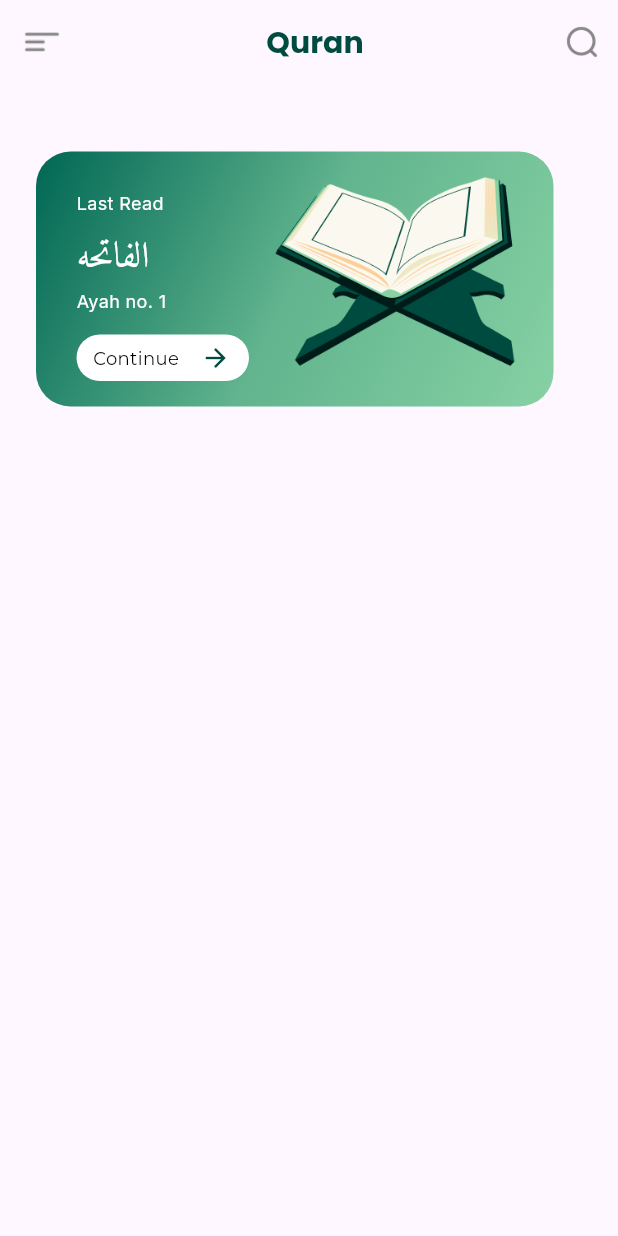
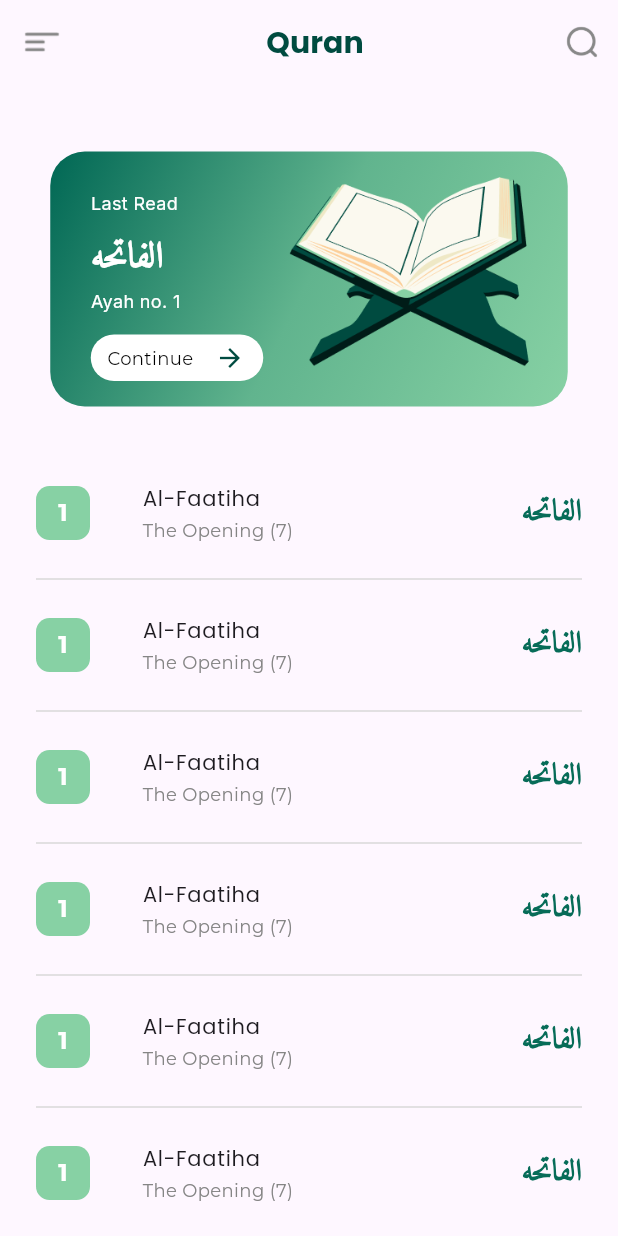
Before and after one commit to fouadsalama/Quran, a Flutter app: the screen it shows after launch, on a phone screen of 412 x 824 dp. Run offline on Flutter 3.47's test engine with Material 3 defaults, Android fonts, the phone set to English and light mode, and no system bars; our stand-ins replace go_router, google_fonts.

Commit message:
home view design done

```diff
--- a/lib/core/utils/styles.dart
+++ b/lib/core/utils/styles.dart
@@ -11,10 +11,18 @@
     fontSize: 24,
     color: kTextColor,
     fontFamily: kAmiri,
+    fontWeight: FontWeight.bold,
   );
   static const textStyle12 = TextStyle(
     fontSize: 12,
     color: kTextColor,
     fontWeight: FontWeight.w400,
   );
+  static const textStyle16 = TextStyle(
+    fontSize: 16,
+    color: kTextColor,
+    fontWeight: FontWeight.bold,
+  );
+  static const textStyle14 =
+      TextStyle(fontSize: 14, fontWeight: FontWeight.w400);
 }
--- /dev/null
+++ b/lib/features/home/presentation/views/widgets/custom_surah_name_and_index.dart
@@ -0,0 +1,47 @@
+import 'package:flutter/material.dart';
+import 'package:google_fonts/google_fonts.dart';
+import 'package:islamic_app/core/utils/styles.dart';
+
+import 'surah_index.dart';
+
+class CustomSurahNameAndIndex extends StatelessWidget {
+  const CustomSurahNameAndIndex({super.key});
+
+  @override
+  Widget build(BuildContext context) {
+    return Column(
+      children: [
+        Row(
+          children: [
+            const SurahIndex(),
+            const SizedBox(width: 19),
+            Expanded(
+              child: ListTile(
+                title: const Text(
+                  'Al-Faatiha',
+                  style: Styles.textStyle14,
+                ),
+                subtitle: Text(
+                  'The Opening (7)',
+                  style: GoogleFonts.montserrat(
+                    textStyle: Styles.textStyle12.copyWith(
+                      color: const Color(0xff858585),
+                    ),
+                  ),
+                ),
+              ),
+            ),
+            Text(
+              'الفاتحه',
+              style: Styles.textStyle24.copyWith(
+                fontSize: 20,
+                color: const Color(0xff076C58),
+              ),
+            ),
+          ],
+        ),
+        const Divider(color: Color(0xffD9D8D8)),
+      ],
+    );
+  }
+}
--- a/lib/features/home/presentation/views/widgets/home_view_body.dart
+++ b/lib/features/home/presentation/views/widgets/home_view_body.dart
@@ -1,5 +1,5 @@
 import 'package:flutter/material.dart';
-
+import 'custom_surah_name_and_index.dart';
 import 'last_read_quran.dart';
 
 class HomeViewBody extends StatelessWidget {
@@ -7,12 +7,27 @@
 
   @override
   Widget build(BuildContext context) {
-    return const Padding(
-      padding: EdgeInsets.symmetric(horizontal: 24),
+    return Padding(
+      padding: const EdgeInsets.symmetric(horizontal: 24),
       child: Column(
         children: [
-          SizedBox(height: 45),
-          LastReadQuran(),
+          const SizedBox(height: 45),
+          const LastReadQuran(),
+          const SizedBox(height: 35),
+          // Text(
+          //   'Surah',
+          //   style: GoogleFonts.montserrat(
+          //     textStyle: Styles.textStyle16,
+          //   ),
+          // ),
+          Expanded(
+            child: ListView.builder(
+              itemCount: 10,
+              itemBuilder: (context, index) {
+                return const CustomSurahNameAndIndex();
+              },
+            ),
+          ),
         ],
       ),
     );
--- /dev/null
+++ b/lib/features/home/presentation/views/widgets/surah_index.dart
@@ -0,0 +1,30 @@
+import 'package:flutter/material.dart';
+import 'package:google_fonts/google_fonts.dart';
+
+import '../../../../../core/utils/styles.dart';
+
+class SurahIndex extends StatelessWidget {
+  const SurahIndex({
+    super.key,
+  });
+
+  @override
+  Widget build(BuildContext context) {
+    return Container(
+      width: 36,
+      height: 36,
+      decoration: BoxDecoration(
+        color: const Color(0xff87D1A4),
+        borderRadius: BorderRadius.circular(9),
+      ),
+      child: Center(
+        child: Text(
+          '1',
+          style: GoogleFonts.montserrat(
+            textStyle: Styles.textStyle16,
+          ),
+        ),
+      ),
+    );
+  }
+}
```
